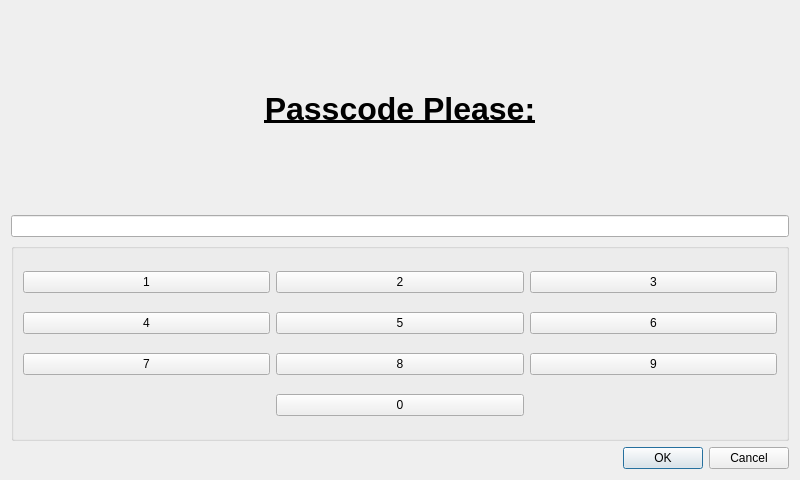
Old version of the form passcodedialog.ui in the repository ratmandu/makers-photobooth.
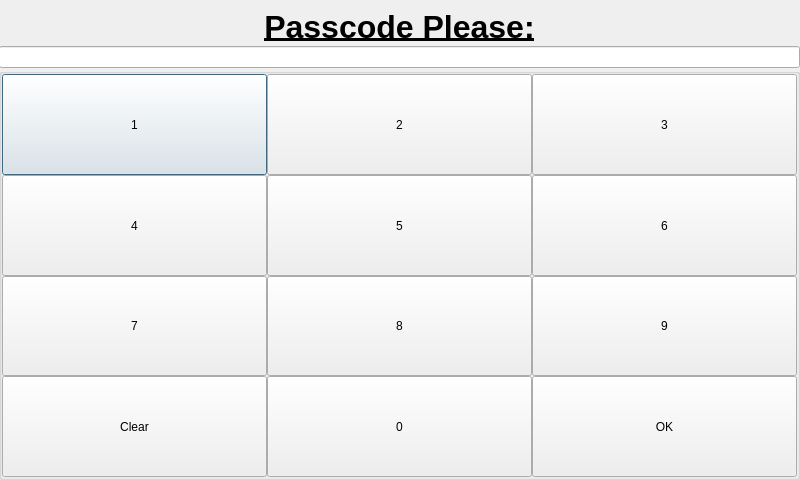
New version of the form.

What changed in the file:
```diff
--- a/passcodedialog.ui
+++ b/passcodedialog.ui
@@ -10,10 +10,28 @@
     <height>480</height>
    </rect>
   </property>
+  <property name="sizePolicy">
+   <sizepolicy hsizetype="Expanding" vsizetype="Expanding">
+    <horstretch>0</horstretch>
+    <verstretch>0</verstretch>
+   </sizepolicy>
+  </property>
   <property name="windowTitle">
    <string>Dialog</string>
   </property>
+  <widget class="QWidget" name="layoutWidget">
+   <property name="geometry">
+    <rect>
+     <x>-1</x>
+     <y>9</y>
+     <width>801</width>
+     <height>471</height>
+    </rect>
+   </property>
   <layout class="QVBoxLayout" name="verticalLayout">
+    <property name="spacing">
+     <number>0</number>
+    </property>
    <property name="sizeConstraint">
     <enum>QLayout::SetDefaultConstraint</enum>
    </property>
@@ -50,8 +68,20 @@
       <string/>
      </property>
      <layout class="QGridLayout" name="gridLayout">
+       <property name="margin">
+        <number>0</number>
+       </property>
+       <property name="spacing">
+        <number>0</number>
+       </property>
       <item row="0" column="0">
        <widget class="QPushButton" name="pushButton">
+         <property name="sizePolicy">
+          <sizepolicy hsizetype="Expanding" vsizetype="Expanding">
+           <horstretch>0</horstretch>
+           <verstretch>0</verstretch>
+          </sizepolicy>
+         </property>
         <property name="text">
          <string>1</string>
         </property>
@@ -59,6 +89,12 @@
       </item>
       <item row="0" column="1">
        <widget class="QPushButton" name="pushButton_2">
+         <property name="sizePolicy">
+          <sizepolicy hsizetype="Expanding" vsizetype="Expanding">
+           <horstretch>0</horstretch>
+           <verstretch>0</verstretch>
+          </sizepolicy>
+         </property>
         <property name="text">
          <string>2</string>
         </property>
@@ -66,6 +102,12 @@
       </item>
       <item row="0" column="2">
        <widget class="QPushButton" name="pushButton_3">
+         <property name="sizePolicy">
+          <sizepolicy hsizetype="Expanding" vsizetype="Expanding">
+           <horstretch>0</horstretch>
+           <verstretch>0</verstretch>
+          </sizepolicy>
+         </property>
         <property name="text">
          <string>3</string>
         </property>
@@ -73,6 +115,12 @@
       </item>
       <item row="1" column="0">
        <widget class="QPushButton" name="pushButton_4">
+         <property name="sizePolicy">
+          <sizepolicy hsizetype="Expanding" vsizetype="Expanding">
+           <horstretch>0</horstretch>
+           <verstretch>0</verstretch>
+          </sizepolicy>
+         </property>
         <property name="text">
          <string>4</string>
         </property>
@@ -80,6 +128,12 @@
       </item>
       <item row="1" column="1">
        <widget class="QPushButton" name="pushButton_5">
+         <property name="sizePolicy">
+          <sizepolicy hsizetype="Expanding" vsizetype="Expanding">
+           <horstretch>0</horstretch>
+           <verstretch>0</verstretch>
+          </sizepolicy>
+         </property>
         <property name="text">
          <string>5</string>
         </property>
@@ -87,6 +141,12 @@
       </item>
       <item row="1" column="2">
        <widget class="QPushButton" name="pushButton_6">
+         <property name="sizePolicy">
+          <sizepolicy hsizetype="Expanding" vsizetype="Expanding">
+           <horstretch>0</horstretch>
+           <verstretch>0</verstretch>
+          </sizepolicy>
+         </property>
         <property name="text">
          <string>6</string>
         </property>
@@ -94,6 +154,12 @@
       </item>
       <item row="2" column="0">
        <widget class="QPushButton" name="pushButton_7">
+         <property name="sizePolicy">
+          <sizepolicy hsizetype="Expanding" vsizetype="Expanding">
+           <horstretch>0</horstretch>
+           <verstretch>0</verstretch>
+          </sizepolicy>
+         </property>
         <property name="text">
          <string>7</string>
         </property>
@@ -101,6 +167,12 @@
       </item>
       <item row="2" column="1">
        <widget class="QPushButton" name="pushButton_8">
+         <property name="sizePolicy">
+          <sizepolicy hsizetype="Expanding" vsizetype="Expanding">
+           <horstretch>0</horstretch>
+           <verstretch>0</verstretch>
+          </sizepolicy>
+         </property>
         <property name="text">
          <string>8</string>
         </property>
@@ -108,6 +180,12 @@
       </item>
       <item row="2" column="2">
        <widget class="QPushButton" name="pushButton_9">
+         <property name="sizePolicy">
+          <sizepolicy hsizetype="Expanding" vsizetype="Expanding">
+           <horstretch>0</horstretch>
+           <verstretch>0</verstretch>
+          </sizepolicy>
+         </property>
         <property name="text">
          <string>9</string>
         </property>
@@ -115,26 +193,63 @@
       </item>
       <item row="3" column="1">
        <widget class="QPushButton" name="pushButton_10">
+         <property name="sizePolicy">
+          <sizepolicy hsizetype="Expanding" vsizetype="Expanding">
+           <horstretch>0</horstretch>
+           <verstretch>0</verstretch>
+          </sizepolicy>
+         </property>
         <property name="text">
          <string>0</string>
         </property>
        </widget>
       </item>
-     </layout>
-    </widget>
-   </item>
-   <item>
-    <widget class="QDialogButtonBox" name="buttonBox">
-     <property name="orientation">
-      <enum>Qt::Horizontal</enum>
-     </property>
-     <property name="standardButtons">
-      <set>QDialogButtonBox::Cancel|QDialogButtonBox::Ok</set>
+       <item row="3" column="0">
+        <widget class="QPushButton" name="pushButton_11">
+         <property name="sizePolicy">
+          <sizepolicy hsizetype="Expanding" vsizetype="Expanding">
+           <horstretch>0</horstretch>
+           <verstretch>0</verstretch>
+          </sizepolicy>
+         </property>
+         <property name="text">
+          <string>Clear</string>
+         </property>
+        </widget>
+       </item>
+       <item row="3" column="2">
+        <widget class="QPushButton" name="pushButton_12">
+         <property name="sizePolicy">
+          <sizepolicy hsizetype="Expanding" vsizetype="Expanding">
+           <horstretch>0</horstretch>
+           <verstretch>0</verstretch>
+          </sizepolicy>
+         </property>
+         <property name="text">
+          <string>OK</string>
      </property>
     </widget>
    </item>
   </layout>
  </widget>
+    </item>
+   </layout>
+  </widget>
+ </widget>
+ <tabstops>
+  <tabstop>lineEdit</tabstop>
+  <tabstop>pushButton</tabstop>
+  <tabstop>pushButton_2</tabstop>
+  <tabstop>pushButton_3</tabstop>
+  <tabstop>pushButton_4</tabstop>
+  <tabstop>pushButton_5</tabstop>
+  <tabstop>pushButton_6</tabstop>
+  <tabstop>pushButton_7</tabstop>
+  <tabstop>pushButton_8</tabstop>
+  <tabstop>pushButton_9</tabstop>
+  <tabstop>pushButton_10</tabstop>
+  <tabstop>pushButton_11</tabstop>
+ </tabstops>
  <resources/>
  <connections>
   <connection>
```
Left out of the diff: 30 changed lines with no effect on the pictures. Lines whose indentation alone changed are shown as unchanged.
